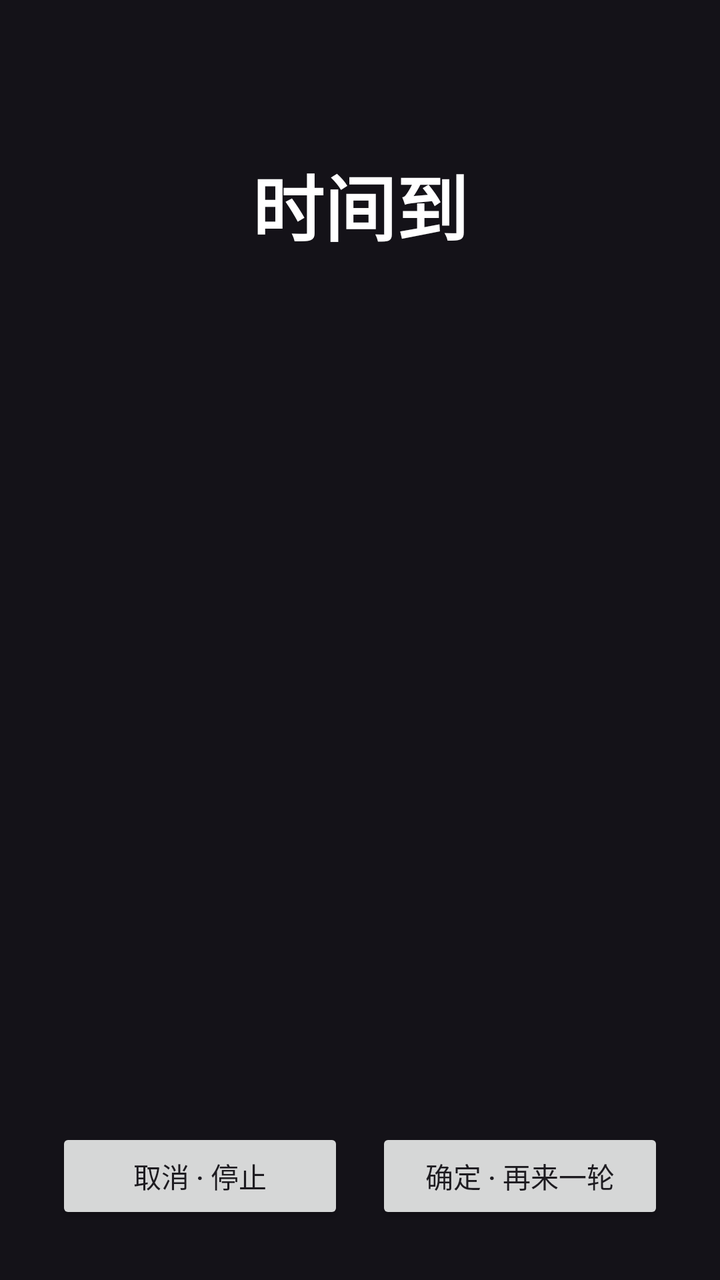
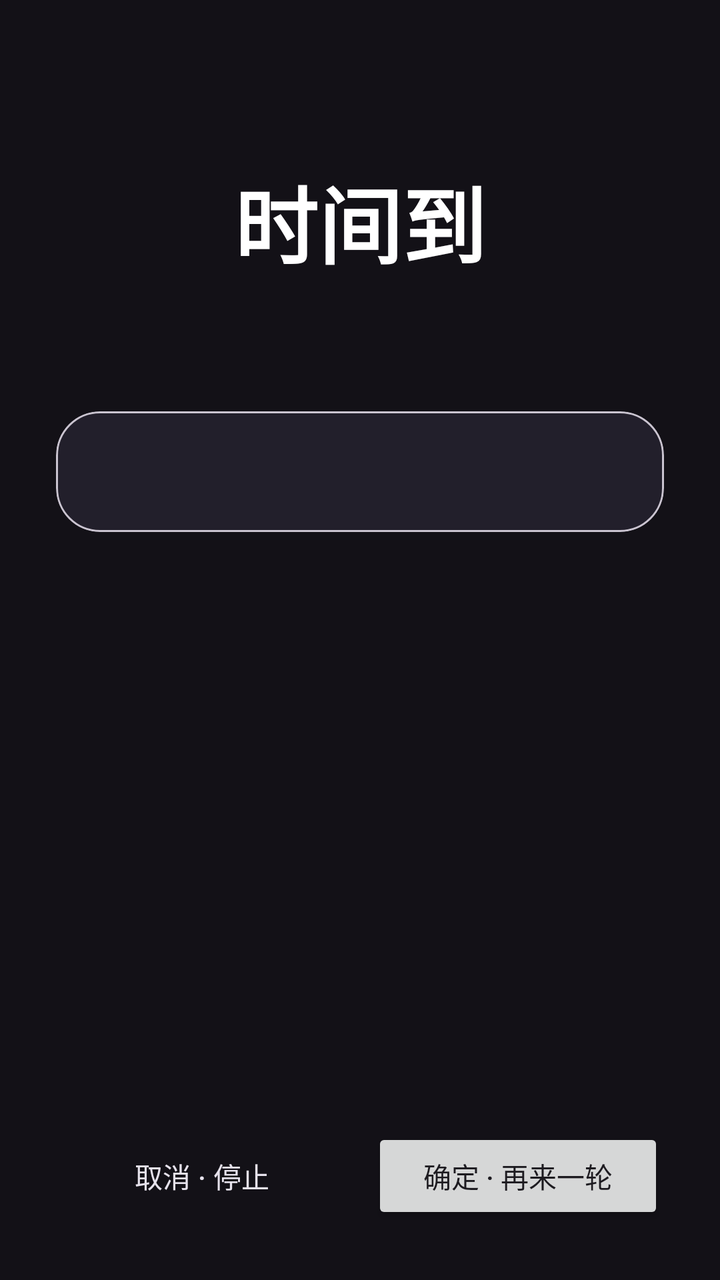

An Android layout rendered at two revisions. The XML below is the earlier revision; the diff shows what the commit changed to produce the second picture.
<!-- AndroidManifest.xml: application theme Theme.App -->
<!-- res/layout/activity_reminder.xml -->
<?xml version="1.0" encoding="utf-8"?>
<LinearLayout xmlns:android="http://schemas.android.com/apk/res/android"
    android:layout_width="match_parent"
    android:layout_height="match_parent"
    android:background="@color/reminder_background"
    android:gravity="center_horizontal"
    android:orientation="vertical"
    android:padding="28dp">

    <TextView
        android:layout_width="wrap_content"
        android:layout_height="wrap_content"
        android:layout_marginTop="48dp"
        android:text="@string/time_up"
        android:textColor="#FFFFFF"
        android:textSize="36sp"
        android:textStyle="bold" />

    <TextView
        android:id="@+id/elapsedText"
        android:layout_width="wrap_content"
        android:layout_height="wrap_content"
        android:layout_marginTop="16dp"
        android:textColor="#CCCCCC"
        android:textSize="19sp" />

    <TextView
        android:id="@+id/usageText"
        android:layout_width="match_parent"
        android:layout_height="wrap_content"
        android:layout_marginTop="28dp"
        android:lineSpacingExtra="6dp"
        android:textColor="#AAAAAA"
        android:textSize="16sp" />

    <Space
        android:layout_width="match_parent"
        android:layout_height="0dp"
        android:layout_weight="1" />

    <LinearLayout
        android:layout_width="match_parent"
        android:layout_height="wrap_content"
        android:orientation="horizontal">

        <Button
            android:id="@+id/btnCancel"
            android:layout_width="0dp"
            android:layout_height="wrap_content"
            android:layout_marginEnd="8dp"
            android:layout_weight="1"
            android:text="@string/btn_cancel" />

        <Button
            android:id="@+id/btnConfirm"
            android:layout_width="0dp"
            android:layout_height="wrap_content"
            android:layout_marginStart="8dp"
            android:layout_weight="1"
            android:text="@string/btn_confirm" />
    </LinearLayout>
</LinearLayout>
<!-- resources referenced by this layout -->
<resources>
  <color name="reminder_background">#141218</color>
  <string name="btn_cancel">取消 · 停止</string>
  <string name="btn_confirm">确定 · 再来一轮</string>
  <string name="time_up">时间到</string>
  <style name="Theme.App" parent="Theme.Material3.DayNight.NoActionBar" />
</resources>

<!-- the commit's change to res/layout/activity_reminder.xml (unified diff, before → after) -->
@@ -1,5 +1,6 @@
 <?xml version="1.0" encoding="utf-8"?>
 <LinearLayout xmlns:android="http://schemas.android.com/apk/res/android"
+    xmlns:app="http://schemas.android.com/apk/res-auto"
     android:layout_width="match_parent"
     android:layout_height="match_parent"
     android:background="@color/reminder_background"
@@ -10,28 +11,36 @@
     <TextView
         android:layout_width="wrap_content"
         android:layout_height="wrap_content"
-        android:layout_marginTop="48dp"
+        android:layout_marginTop="52dp"
         android:text="@string/time_up"
         android:textColor="#FFFFFF"
-        android:textSize="36sp"
+        android:textSize="42sp"
         android:textStyle="bold" />
 
     <TextView
         android:id="@+id/elapsedText"
         android:layout_width="wrap_content"
         android:layout_height="wrap_content"
-        android:layout_marginTop="16dp"
-        android:textColor="#CCCCCC"
-        android:textSize="19sp" />
+        android:layout_marginTop="14dp"
+        android:textColor="@color/reminder_text_secondary"
+        android:textSize="18sp" />
 
-    <TextView
-        android:id="@+id/usageText"
+    <com.google.android.material.card.MaterialCardView
         android:layout_width="match_parent"
         android:layout_height="wrap_content"
-        android:layout_marginTop="28dp"
-        android:lineSpacingExtra="6dp"
-        android:textColor="#AAAAAA"
-        android:textSize="16sp" />
+        android:layout_marginTop="26dp"
+        app:cardBackgroundColor="@color/reminder_card"
+        app:cardCornerRadius="22dp">
+
+        <TextView
+            android:id="@+id/usageText"
+            android:layout_width="match_parent"
+            android:layout_height="wrap_content"
+            android:lineSpacingExtra="6dp"
+            android:padding="20dp"
+            android:textColor="#B9B4C4"
+            android:textSize="15sp" />
+    </com.google.android.material.card.MaterialCardView>
 
     <Space
         android:layout_width="match_parent"
@@ -45,17 +54,20 @@
 
         <Button
             android:id="@+id/btnCancel"
+            style="@style/Widget.Material3.Button.OutlinedButton"
             android:layout_width="0dp"
             android:layout_height="wrap_content"
-            android:layout_marginEnd="8dp"
+            android:layout_marginEnd="6dp"
             android:layout_weight="1"
-            android:text="@string/btn_cancel" />
+            android:text="@string/btn_cancel"
+            android:textColor="#E6E2EC"
+            app:strokeColor="@color/reminder_outline" />
 
         <Button
             android:id="@+id/btnConfirm"
             android:layout_width="0dp"
             android:layout_height="wrap_content"
-            android:layout_marginStart="8dp"
+            android:layout_marginStart="6dp"
             android:layout_weight="1"
             android:text="@string/btn_confirm" />
     </LinearLayout>
<!-- resource entries referenced after the edit -->
@@ -1,9 +1,17 @@
 <!-- resources referenced by this layout -->
 <resources>
-  <color name="reminder_background">#141218</color>
+  <color name="reminder_background">#131117</color>
+  <color name="reminder_card">#221F2B</color>
+  <color name="reminder_outline">#57505F</color>
+  <color name="reminder_text_secondary">#C9C5D0</color>
   <string name="btn_cancel">取消 · 停止</string>
   <string name="btn_confirm">确定 · 再来一轮</string>
   <string name="time_up">时间到</string>
-  <style name="Theme.App" parent="Theme.Material3.DayNight.NoActionBar" />
+  <style name="Theme.App.Reminder">
+          <item name="android:windowBackground">@color/reminder_background</item>
+          <item name="android:statusBarColor">@color/reminder_background</item>
+          <item name="android:navigationBarColor">@color/reminder_background</item>
+          <item name="android:windowLightStatusBar">false</item>
+      </style>
 </resources>
 
